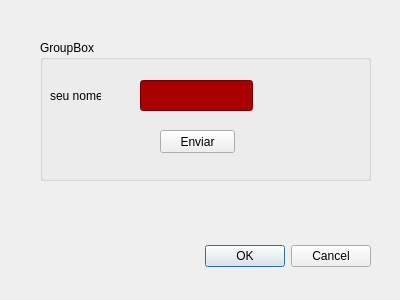
Qt form Semestre-4/python/QT/caixa_mensagem.ui (OtavioDSP/TDS-exercises) before a commit.
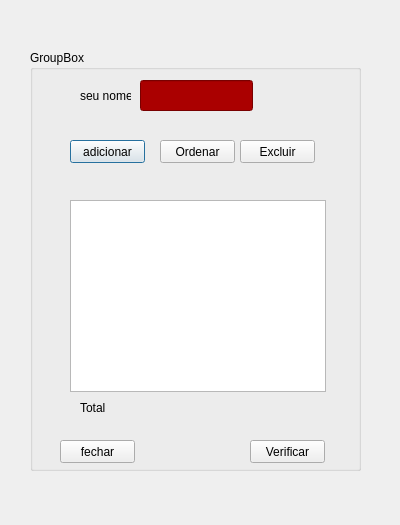
The same form after that commit.

Commit message: qt ex 02 feito

```diff
--- a/Semestre-4/python/QT/caixa_mensagem.ui
+++ b/Semestre-4/python/QT/caixa_mensagem.ui
@@ -7,58 +7,42 @@
     <x>0</x>
     <y>0</y>
     <width>400</width>
-    <height>300</height>
+    <height>525</height>
    </rect>
   </property>
   <property name="windowTitle">
    <string>Dialog</string>
   </property>
-  <widget class="QDialogButtonBox" name="buttonBox">
-   <property name="geometry">
-    <rect>
-     <x>30</x>
-     <y>240</y>
-     <width>341</width>
-     <height>32</height>
-    </rect>
-   </property>
-   <property name="orientation">
-    <enum>Qt::Horizontal</enum>
-   </property>
-   <property name="standardButtons">
-    <set>QDialogButtonBox::Cancel|QDialogButtonBox::Ok</set>
-   </property>
-  </widget>
   <widget class="QGroupBox" name="groupBox">
    <property name="geometry">
     <rect>
-     <x>40</x>
-     <y>40</y>
+     <x>30</x>
+     <y>50</y>
      <width>331</width>
-     <height>141</height>
+     <height>421</height>
     </rect>
    </property>
    <property name="title">
     <string>GroupBox</string>
    </property>
-   <widget class="QPushButton" name="pushButton">
+   <widget class="QPushButton" name="btadicionar">
     <property name="geometry">
      <rect>
-      <x>120</x>
+      <x>40</x>
       <y>90</y>
       <width>75</width>
       <height>23</height>
      </rect>
     </property>
     <property name="text">
-     <string>Enviar</string>
+     <string>adicionar</string>
     </property>
    </widget>
    <widget class="QLabel" name="label">
     <property name="geometry">
      <rect>
-      <x>10</x>
-      <y>40</y>
+      <x>50</x>
+      <y>30</y>
       <width>51</width>
       <height>31</height>
      </rect>
@@ -70,8 +54,8 @@
    <widget class="QLineEdit" name="lineEdit">
     <property name="geometry">
      <rect>
-      <x>100</x>
-      <y>40</y>
+      <x>110</x>
+      <y>30</y>
       <width>113</width>
       <height>31</height>
      </rect>
@@ -81,6 +65,94 @@
 	rgb(170, 0, 0);</string>
     </property>
    </widget>
+   <widget class="QPushButton" name="btexcluir">
+    <property name="geometry">
+     <rect>
+      <x>210</x>
+      <y>90</y>
+      <width>75</width>
+      <height>23</height>
+     </rect>
+    </property>
+    <property name="text">
+     <string>Excluir</string>
+    </property>
+   </widget>
+   <widget class="QPushButton" name="btfechar">
+    <property name="geometry">
+     <rect>
+      <x>30</x>
+      <y>390</y>
+      <width>75</width>
+      <height>23</height>
+     </rect>
+    </property>
+    <property name="text">
+     <string>fechar</string>
+    </property>
+   </widget>
+   <widget class="QPushButton" name="btordenar">
+    <property name="geometry">
+     <rect>
+      <x>130</x>
+      <y>90</y>
+      <width>75</width>
+      <height>23</height>
+     </rect>
+    </property>
+    <property name="text">
+     <string>Ordenar</string>
+    </property>
+   </widget>
+   <widget class="QListWidget" name="lista">
+    <property name="geometry">
+     <rect>
+      <x>40</x>
+      <y>150</y>
+      <width>256</width>
+      <height>192</height>
+     </rect>
+    </property>
+   </widget>
+   <widget class="QPushButton" name="pushButton">
+    <property name="geometry">
+     <rect>
+      <x>220</x>
+      <y>390</y>
+      <width>75</width>
+      <height>23</height>
+     </rect>
+    </property>
+    <property name="text">
+     <string>Verificar</string>
+    </property>
+   </widget>
+   <widget class="QLabel" name="label_2">
+    <property name="geometry">
+     <rect>
+      <x>50</x>
+      <y>350</y>
+      <width>31</width>
+      <height>16</height>
+     </rect>
+    </property>
+    <property name="text">
+     <string>Total</string>
+    </property>
+   </widget>
+   <widget class="QLabel" name="lbconta">
+    <property name="geometry">
+     <rect>
+      <x>90</x>
+      <y>350</y>
+      <width>47</width>
+      <height>13</height>
+     </rect>
+    </property>
+    <property name="text">
+     <string/>
+    </property>
+   </widget>
   </widget>
  </widget>
  <resources/>
```
Left out of the diff: 35 changed lines with no effect on the pictures. The commit also changes 2 other files.
